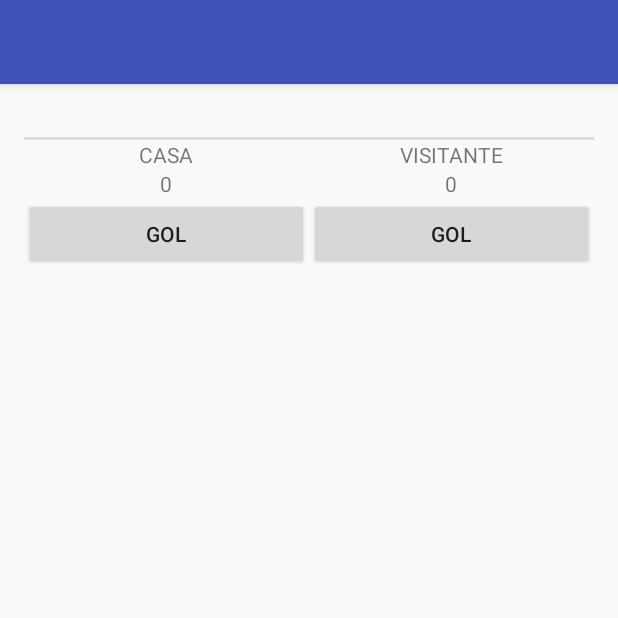
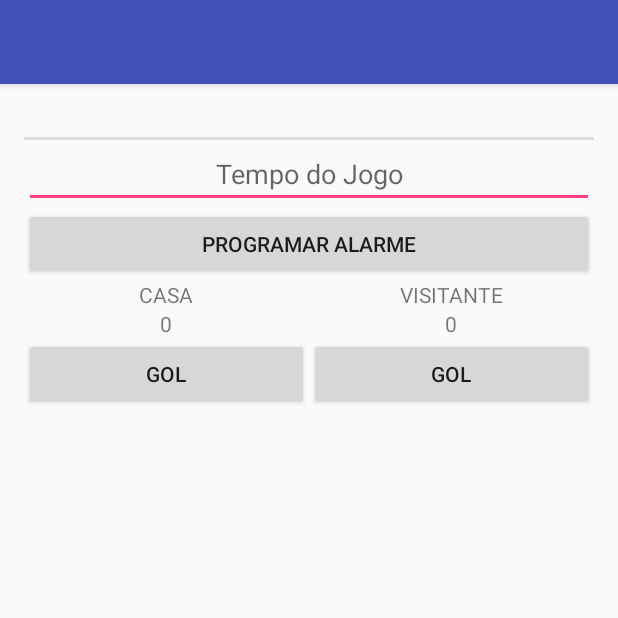
Before and after one commit to IsraelJr/DemoIntent, an Android app: the MainActivity screen opened directly, with no data from a screen before it, on a phone screen of 412 x 824 dp, the top half of it. Run offline under Robolectric (Android 15) with nearby library versions, the phone set to English and light mode, and no system bars.

Commit message:
Alarme funcionando

```diff
--- a/app/src/main/AndroidManifest.xml
+++ b/app/src/main/AndroidManifest.xml
@@ -24,6 +24,8 @@
             </intent-filter>
         </receiver>
 
+        <receiver android:name=".broadcastreceiver.AlarmReceiver" />
+
     </application>
 
 </manifest>
--- a/app/src/main/res/layout/activity_main.xml
+++ b/app/src/main/res/layout/activity_main.xml
@@ -22,6 +22,20 @@
         android:layout_width="match_parent"
         android:layout_height="2dp"
         android:background="#DDD" />
+
+    <EditText
+        android:layout_width="match_parent"
+        android:layout_height="wrap_content"
+        android:id="@+id/tempoJogo"
+        android:hint="Tempo do Jogo"
+        android:gravity="center"/>
+
+    <Button
+        android:layout_width="match_parent"
+        android:layout_height="wrap_content"
+        android:text="Programar Alarme"
+        android:id="@+id/despertar"
+        android:onClick="alarme"/>
 
     <LinearLayout
         android:layout_width="match_parent"
@@ -87,5 +101,4 @@
     </LinearLayout>
 
 
-
 </LinearLayout>
```
Also changed, not shown: app/src/main/java/com/example/israel/demointent/MainActivity.java (+23 -2 lines), app/src/main/java/com/example/israel/demointent/broadcastreceiver/AlarmReceiver.java (added, +26 -0 lines), 1 other file.
